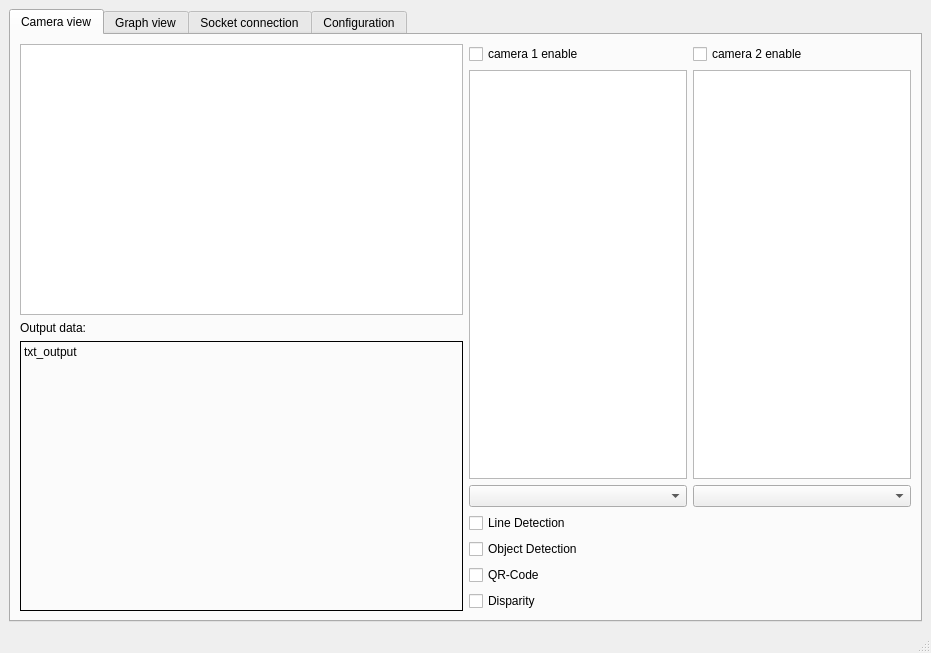
stokka-elebac-22/RC-Project-Autonomous-Car, file desktop_design.ui: the form before one commit.
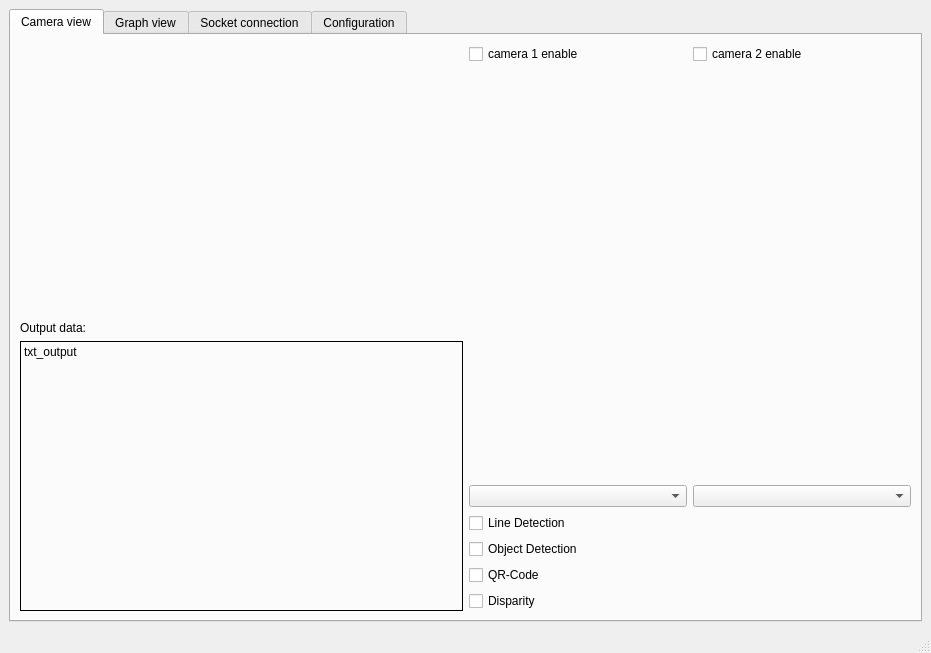
The form after the commit.

```diff
--- a/desktop_design.ui
+++ b/desktop_design.ui
@@ -28,7 +28,7 @@
         <item>
          <layout class="QVBoxLayout" name="output_layout" stretch="1,0,1">
           <item>
-           <widget class="QGraphicsView" name="output_img"/>
+           <widget class="QLabel" name="output_img"/>
           </item>
           <item>
            <widget class="QLabel" name="lbl_output_description">
@@ -69,7 +69,7 @@
                </widget>
               </item>
               <item>
-               <widget class="QGraphicsView" name="input_img_1"/>
+               <widget class="QLabel" name="input_img_1"/>
               </item>
               <item>
                <widget class="QComboBox" name="input_cbo_1"/>
@@ -86,7 +86,7 @@
                </widget>
               </item>
               <item>
-               <widget class="QGraphicsView" name="input_img_2"/>
+               <widget class="QLabel" name="input_img_2"/>
               </item>
               <item>
                <widget class="QComboBox" name="input_cbo_2"/>
```
